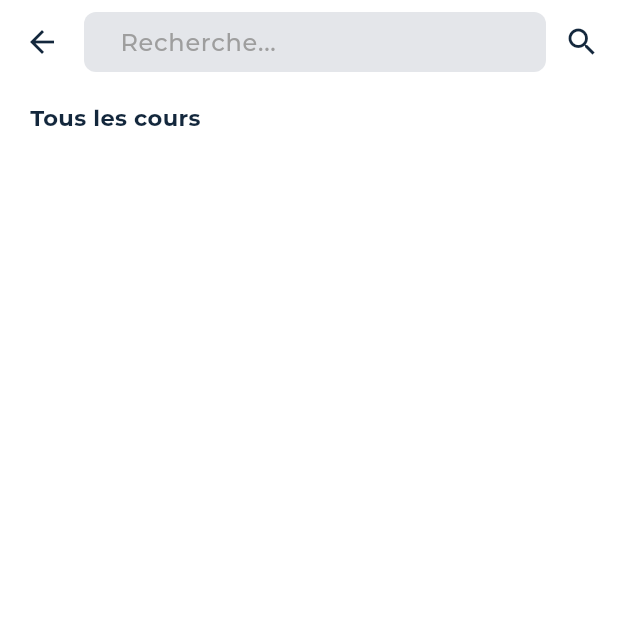
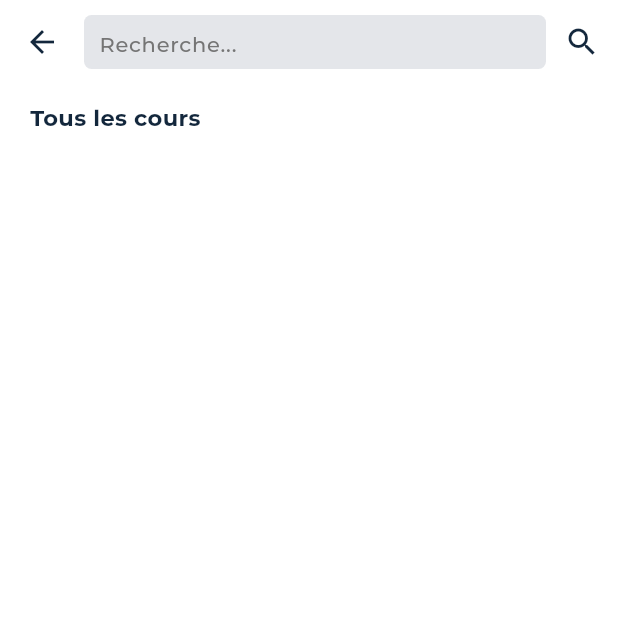
Before and after one commit to ObedYAMEOGO/edu_app_project, a Flutter app: the AllCoursesView screen opened directly with empty values, on a phone screen of 412 x 824 dp, the top half of it. Run offline on Flutter 3.47's test engine with Material 3 defaults, Android fonts, the light colour scheme and no system bars; our stand-ins replace audioplayers, awesome_snackbar_content, badges, bloc, chewie, cloud_firestore and 20 more; missing offline and left inert: ffmpeg_kit_flutter, file_icon, flutter_link_previewer, flutter_stripe, purchases_flutter, youtube_metadata; accounts and stored records are empty; project files that could hold a hidden picture were left out.

```diff
--- a/lib/core/common/features/course/presentation/views/all_courses_view.dart
+++ b/lib/core/common/features/course/presentation/views/all_courses_view.dart
@@ -50,31 +50,28 @@ class _AllCoursesViewState extends State<AllCoursesView> {
       appBar: AppBar(
         backgroundColor: Colors.transparent,
         titleSpacing: 0,
-        leading: NestedBackButton(),
-        title: Container(
-          decoration: BoxDecoration(
-            color: const Color(0xFFE4E6EA),
-            borderRadius: BorderRadius.circular(8),
-          ),
-          padding: const EdgeInsets.symmetric(horizontal: 12),
-          height: 40,
+        leading: const NestedBackButton(),
+        title: Center(
           child: Container(
+            width: MediaQuery.of(context).size.width * 0.8,
+            height: 36,
             decoration: BoxDecoration(
               color: const Color(0xFFE4E6EA),
-              borderRadius: BorderRadius.circular(8),
+              borderRadius: BorderRadius.circular(5),
             ),
-            padding: const EdgeInsets.symmetric(horizontal: 12),
-            height: 40,
+            padding: const EdgeInsets.symmetric(horizontal: 10),
             child: TextField(
               controller: searchController,
               onChanged: _filterCourses,
-              style: const TextStyle(color: Colours.primaryColour),
+              style:
+                  const TextStyle(color: Colours.primaryColour, fontSize: 14),
               decoration: InputDecoration(
                 hintText: 'Recherche...',
-                border: InputBorder.none, // Remove default border
-                hintStyle: const TextStyle(color: Colors.grey),
+                border: InputBorder.none,
+                hintStyle: TextStyle(color: Colors.grey[600], fontSize: 14),
                 contentPadding: const EdgeInsets.symmetric(vertical: 10),
               ),
+              textAlignVertical: TextAlignVertical.center,
             ),
           ),
         ),
@@ -87,7 +84,7 @@ class _AllCoursesViewState extends State<AllCoursesView> {
             onPressed: () {
               FocusScope.of(context).requestFocus(FocusNode());
             },
-          )
+          ),
         ],
       ),
       body: SafeArea(
--- a/lib/core/common/widgets/expandable_text.dart
+++ b/lib/core/common/widgets/expandable_text.dart
@@ -77,10 +77,10 @@ class _ExpandableTextState extends State<ExpandableText> {
                           expanded = !expanded;
                         });
                       },
-                    style: const TextStyle(
-                      color: Color.fromARGB(255, 224, 148, 34),
+                    style:  TextStyle(
+                      color: Colours.successColor,
                       fontSize: 12,
-                      fontWeight: FontWeight.w600,
+                      fontWeight: FontWeight.w500,
                     ),
                   ),
                 ],
--- a/lib/src/chat/presentation/widgets/reply_preview.dart
+++ b/lib/src/chat/presentation/widgets/reply_preview.dart
@@ -54,7 +54,7 @@ class ReplyPreview extends StatelessWidget {
                     GestureDetector(
                       onTap: notifier.clearReply,
                       child: const Icon(IconlyBroken.close_square,
-                          color: Colours.redColour, size: 17),
+                          color: Colours.redColour, size: 30),
                     ),
                   ],
                 ),
--- a/lib/src/home/presentation/views/home_view.dart
+++ b/lib/src/home/presentation/views/home_view.dart
@@ -1,5 +1,4 @@
 import 'package:edu_app_project/core/common/widgets/gradient_background.dart';
-import 'package:edu_app_project/core/res/media_res.dart';
 import 'package:edu_app_project/src/home/presentation/refractors/home_body.dart';
 import 'package:edu_app_project/src/home/presentation/widgets/home_app_bar.dart';
 import 'package:flutter/material.dart';
@@ -14,7 +13,7 @@ class HomeView extends StatelessWidget {
       extendBodyBehindAppBar: true,
       appBar: HomeAppBar(),
       body: GradientBackground(
-        image: Res.homeGradientBackground,
+        image: '',
         child: HomeBody(),
       ),
     );
--- a/lib/src/home/presentation/widgets/tinder_cards.dart
+++ b/lib/src/home/presentation/widgets/tinder_cards.dart
@@ -53,7 +53,7 @@ class _TinderCardsState extends State<TinderCards>
           cardBuilder: (context, index) {
             final isFirst = index == 0;
             final colorByIndex =
-                index == 1 ? Colours.secondaryColour : Colours.greenColour;
+                index == 1 ? Colours.secondaryColour : Color(0xFFE4E6EA);
             return Stack(
               children: [
                 Positioned(
--- a/lib/src/on_boarding/presentation/widgets/on_boarding_body.dart
+++ b/lib/src/on_boarding/presentation/widgets/on_boarding_body.dart
@@ -135,7 +135,7 @@ class _OnBoardingBodyState extends State<OnBoardingBody>
                     style: ElevatedButton.styleFrom(
                       padding: EdgeInsets.symmetric(
                         horizontal: buttonWidth,
-                        vertical: context.height * 0.018,
+                        vertical: context.height * 0.020,
                       ),
                       backgroundColor: Colours.primaryColour,
                       foregroundColor: Colors.white,
@@ -155,8 +155,7 @@ class _OnBoardingBodyState extends State<OnBoardingBody>
                       'Commencer',
                       style: TextStyle(
                         fontFamily: Fonts.montserrat,
-                        fontWeight: FontWeight.bold,
-                        fontSize: context.width * 0.043,
+                        fontWeight: FontWeight.w600,
                       ),
                     ),
                   ),
```
Also changed, not shown: lib/core/common/features/videos/presentation/views/course_videos_view.dart (+11 -11 lines), lib/core/common/features/videos/presentation/widgets/video_tile.dart (+17 -2 lines), lib/core/common/widgets/time_tile.dart (+4 -18 lines), lib/src/chat/presentation/views/chat_view.dart (+4 -4 lines), lib/src/chat/presentation/widgets/chat_input_field.dart (+3 -4 lines), lib/src/home/presentation/widgets/tinder_card.dart (+7 -7 lines).
